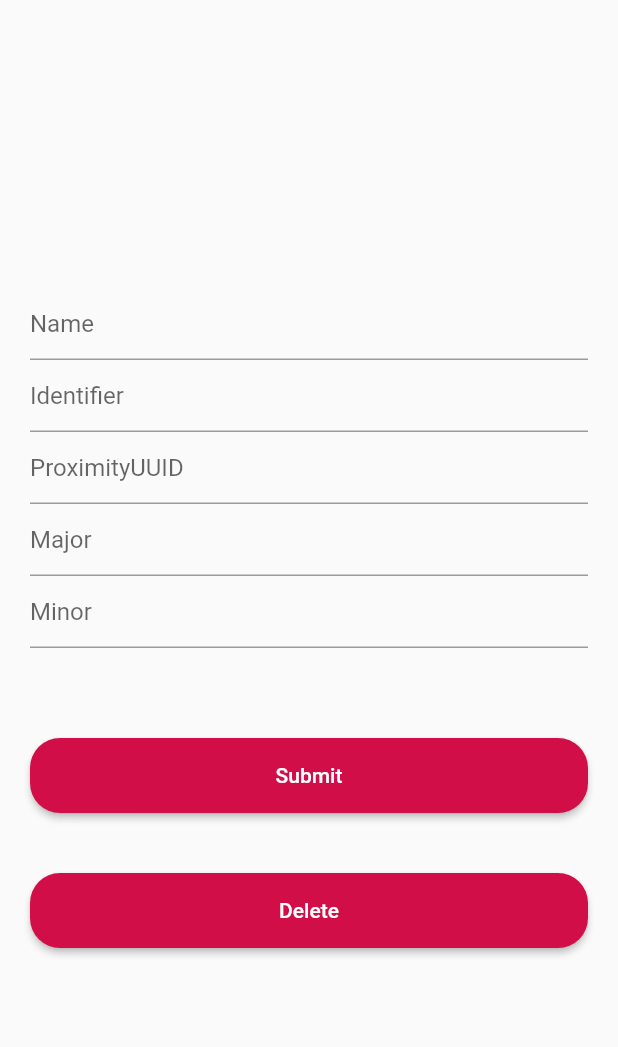
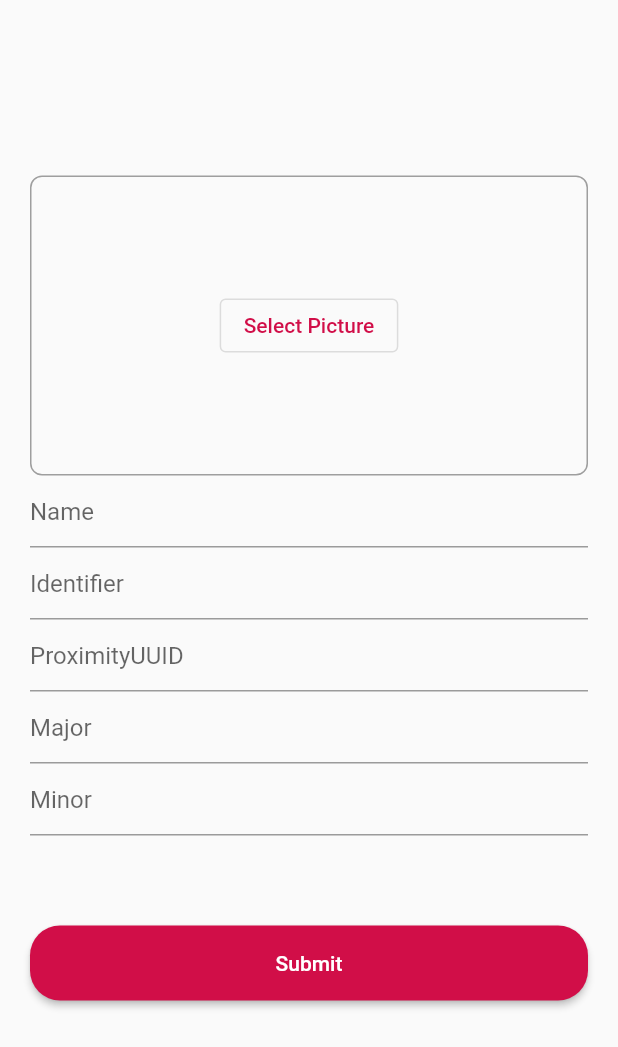
Before and after one commit to HuwaidaWai/UNIMYEngineeringLab, a Flutter app: the screen it shows once a user with an empty profile is signed in, item 2 of the bottom bar chosen, after a tap on "Add", on a phone screen of 412 x 824 dp. Shown: the top 1047 px of the screen. Run offline on Flutter 3.47's test engine with Material 2 defaults, Android fonts, the phone set to English and light mode, and no system bars; our stand-ins replace cloud_firestore, file_picker, firebase_auth, firebase_core, firebase_messaging, firebase_storage and 5 more; missing offline and left inert: flutter_beacon; accounts and stored records are empty.

Commit message:
update many

```diff
--- a/lib/model/beacons_model.dart
+++ b/lib/model/beacons_model.dart
@@ -4,9 +4,15 @@ class BeaconEstimote {
   String? name;
   int? major;
   int? minor;
+  String? pictureLink;
 
   BeaconEstimote(
-      {this.uuid, this.major, this.minor, this.name, this.identifier});
+      {this.uuid,
+      this.major,
+      this.minor,
+      this.name,
+      this.identifier,
+      this.pictureLink});
 
   factory BeaconEstimote.fromJson(Map json) {
     return BeaconEstimote(
@@ -14,7 +20,8 @@ class BeaconEstimote {
         uuid: json['uuid'],
         name: json['name'],
         major: json['major'],
-        minor: json['minor']);
+        minor: json['minor'],
+        pictureLink: json['pictureLink']);
   }
 
   Map toJson() {
@@ -23,7 +30,8 @@ class BeaconEstimote {
       'uuid': uuid,
       'major': major,
       'minor': minor,
-      'identifier': identifier
+      'identifier': identifier,
+      'pictureLink': pictureLink
     };
   }
 }
--- a/lib/provider/root_change_notifier.dart
+++ b/lib/provider/root_change_notifier.dart
@@ -1,9 +1,12 @@
+import 'dart:io';
+
 import 'package:flutter/material.dart';
 import 'package:smart_engineering_lab/enum/view_state_enum.dart';
 
 class RootChangeNotifier with ChangeNotifier {
   ViewState _viewState = ViewState.IDLE;
   Role? _role;
+  File? _imageFood;
   bool _isPushedNotification = false;
   void setRole(Role role) {
     _role = role;
@@ -20,6 +23,12 @@ class RootChangeNotifier with ChangeNotifier {
     notifyListeners();
   }
 
+  void setBeaconsImage(File user) {
+    _imageFood = user;
+    notifyListeners();
+  }
+
+  File? get getBeacons => _imageFood;
   bool get getPushedNotification => _isPushedNotification;
   Role get getRoleState => _role!;
   ViewState get getViewState => _viewState;
--- a/lib/view/home/beacons_screen.dart
+++ b/lib/view/home/beacons_screen.dart
@@ -290,10 +290,13 @@ class _BeaconScreenState extends State<BeaconScreen>
               mainAxisAlignment: MainAxisAlignment.spaceBetween,
               crossAxisAlignment: CrossAxisAlignment.start,
               children: [
-                Column(
+                Padding(
+                  padding: const EdgeInsets.symmetric(vertical: 15),
+                  child: Column(
+                    crossAxisAlignment: CrossAxisAlignment.start,
                     children: const [
                       Padding(
-                      padding: EdgeInsets.symmetric(vertical: 15),
+                        padding: EdgeInsets.only(bottom: 8.0),
                         child: Text(
                           'Table Beacons',
                           style: TextStyle(
@@ -306,9 +309,11 @@ class _BeaconScreenState extends State<BeaconScreen>
                       ),
                     ],
                   ),
+                ),
                 Padding(
                   padding: const EdgeInsets.symmetric(vertical: 8),
-                  child: TextButton(
+                  child: ElevatedButton(
+                    style: ElevatedButton.styleFrom(elevation: 0),
                     onPressed: () => Navigator.of(context).push(
                         MaterialPageRoute(builder: (context) => const Admin())),
                     child: Row(
@@ -346,10 +351,12 @@ class _BeaconScreenState extends State<BeaconScreen>
                                     : ListView.builder(
                                         itemCount: beacon.value.length,
                                         itemBuilder: (context, i) {
-                                          return Text(
+                                          return Column(
+                                            children: [
+                                              Text(
                                                 beacon.value[i].name!,
-                                            style: const TextStyle(
-                                                backgroundColor: Colors.red),
+                                              ),
+                                            ],
                                           );
                                         }),
                               ),
--- a/lib/view/home/home_page_index.dart
+++ b/lib/view/home/home_page_index.dart
@@ -338,7 +338,11 @@ class _HomePageIndexState extends State<HomePageIndex>
         onTap: (int val) {
           bottomTapped(val);
         },
+        selectedBackgroundColor: Colors.black,
+        backgroundColor: Colors.white,
         currentIndex: _bottomSelectedIndex,
+        selectedItemColor: Colors.white,
+        unselectedItemColor: Colors.black,
         items: [
           FloatingNavbarItem(icon: Icons.home),
           FloatingNavbarItem(icon: Icons.list),
--- a/lib/view/old/admin_page.dart
+++ b/lib/view/old/admin_page.dart
@@ -1,7 +1,10 @@
 import 'dart:convert';
+import 'dart:io';
 
+import 'package:file_picker/file_picker.dart';
 import 'package:flutter/material.dart';
 import 'package:get_storage/get_storage.dart';
+import 'package:path/path.dart' as p;
 import 'package:provider/provider.dart';
 import 'package:smart_engineering_lab/enum/view_state_enum.dart';
 import 'package:smart_engineering_lab/main.dart';
@@ -24,11 +27,73 @@ class _AdminState extends State<Admin> {
   final majorTextController = TextEditingController();
   final minorTextController = TextEditingController();
   // final storage = GetStorage('iBeacons');
+  String? path;
+  Map dataToUpload = {'destination': null, 'file': null};
 
   @override
   void initState() {
     // TODO: implement initState
     super.initState();
+  }
+
+  Widget buildImageContainer() {
+    final changeNotifier = context.read<RootChangeNotifier>();
+    return Container(
+      decoration: BoxDecoration(
+          border: Border.all(width: 1.0, color: Colors.grey),
+          borderRadius: const BorderRadius.all(Radius.circular(8))),
+      height: 200,
+      width: double.infinity,
+      padding: const EdgeInsets.all(14),
+      child: changeNotifier.getBeacons == null
+          ? Row(
+              mainAxisAlignment: MainAxisAlignment.center,
+              children: [
+                OutlinedButton(
+                    onPressed: () async {
+                      FilePickerResult? result =
+                          await FilePicker.platform.pickFiles(
+                        type: FileType.custom,
+                        allowedExtensions: ['jpg', 'png'],
+                      );
+                      if (result != null) {
+                        //File file = File(result.files.single.path);
+                        PlatformFile platformFile = result.files.first;
+                        setState(() {
+                          path = platformFile.path;
+                          dataToUpload['destination'] =
+                              'beaconsName/${p.basename(path!)}';
+                          dataToUpload['file'] = File(path!);
+                        });
+                        print('This is basename :${p.basename(path!)}');
+                        changeNotifier.setBeaconsImage(File(path!));
+                      }
+                    },
+                    child: const Text('Select Picture'))
+              ],
+            )
+          : GestureDetector(
+              child: Image.file(changeNotifier.getBeacons!),
+              onTap: () async {
+                FilePickerResult? result = await FilePicker.platform.pickFiles(
+                  type: FileType.custom,
+                  allowedExtensions: ['jpg', 'png'],
+                );
+                if (result != null) {
+                  //File file = File(result.files.single.path);
+                  PlatformFile platformFile = result.files.first;
+                  setState(() {
+                    path = platformFile.path;
+                    dataToUpload['destination'] =
+                        'beaconsName/${p.basename(path!)}';
+                    dataToUpload['file'] = File(path!);
+                  });
+                  print('This is basename :${p.basename(path!)}');
+                  changeNotifier.setBeaconsImage(File(path!));
+                }
+              },
+            ),
+    );
   }
 
   @override
@@ -42,6 +107,7 @@ class _AdminState extends State<Admin> {
           child: Column(
             mainAxisAlignment: MainAxisAlignment.center,
             children: [
+              buildImageContainer(),
               TextFormField(
                 controller: nameTextController,
                 decoration: const InputDecoration(hintText: 'Name'),
@@ -76,10 +142,10 @@ class _AdminState extends State<Admin> {
                               color: Colors.white,
                             )
                           : const Text('Submit'))),
-              LoginButtonWidget(
-                  // style: ElevatedButton.styleFrom(),
-                  onPressed: _onDelete,
-                  child: const Text('Delete'))
+              // LoginButtonWidget(
+              //     // style: ElevatedButton.styleFrom(),
+              //     onPressed: _onDelete,
+              //     child: const Text('Delete'))
             ],
           ),
         ),
@@ -103,7 +169,8 @@ class _AdminState extends State<Admin> {
       'minor': int.parse(minorTextController.text)
     };
     var beaconEstimote = BeaconEstimote.fromJson(data);
-    DatabaseService().createBeacon(beaconEstimote, changeNotifier);
+
+    DatabaseService().createBeacon(beaconEstimote, changeNotifier, File(path!));
     Navigator.of(context).pop();
   }
 }
```
Also changed, not shown: lib/services/database_services.dart (+12 -3 lines), lib/services/storage_services.dart (added, +18 -0 lines), pubspec.yaml (+6 -2 lines), pubspec.lock. Lines whose indentation alone changed are shown as unchanged.
